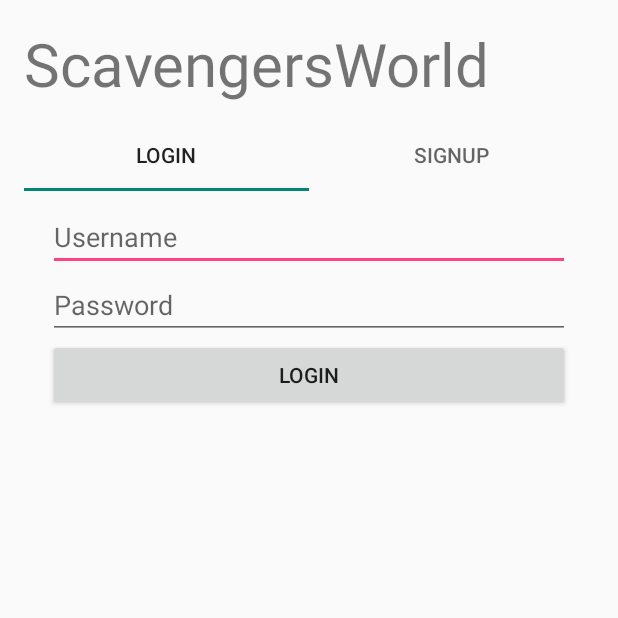
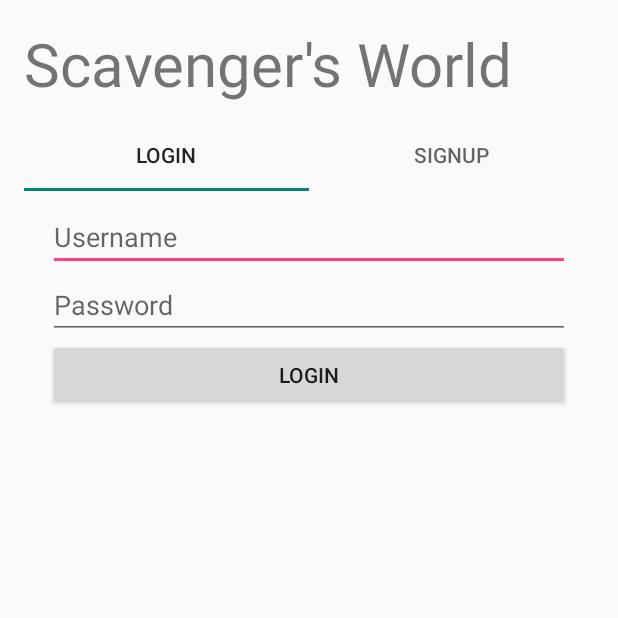
Before and after one commit to anirudh985/ScavengersWorld, an Android app: the screen it shows after launch (LoginActivity), on a phone screen of 412 x 824 dp, the top half of it. Run offline under Robolectric (Android 15) with nearby library versions, the phone set to English and light mode, and no system bars; libraries missing offline, so code that uses them is left out: com.facebook, com.facebook.appevents, com.facebook.login; 11 statements that could not run were skipped.

Commit message:
Corrected app name

```diff
--- a/app/src/main/res/values/strings.xml
+++ b/app/src/main/res/values/strings.xml
@@ -1,5 +1,5 @@
 <resources>
-    <string name="app_name">ScavengersWorld</string>
+    <string name="app_name">Scavenger's World</string>
     <!-- FACEBOOK -->
     <string name="facebook_app_id">566074280252089</string>
 
```
